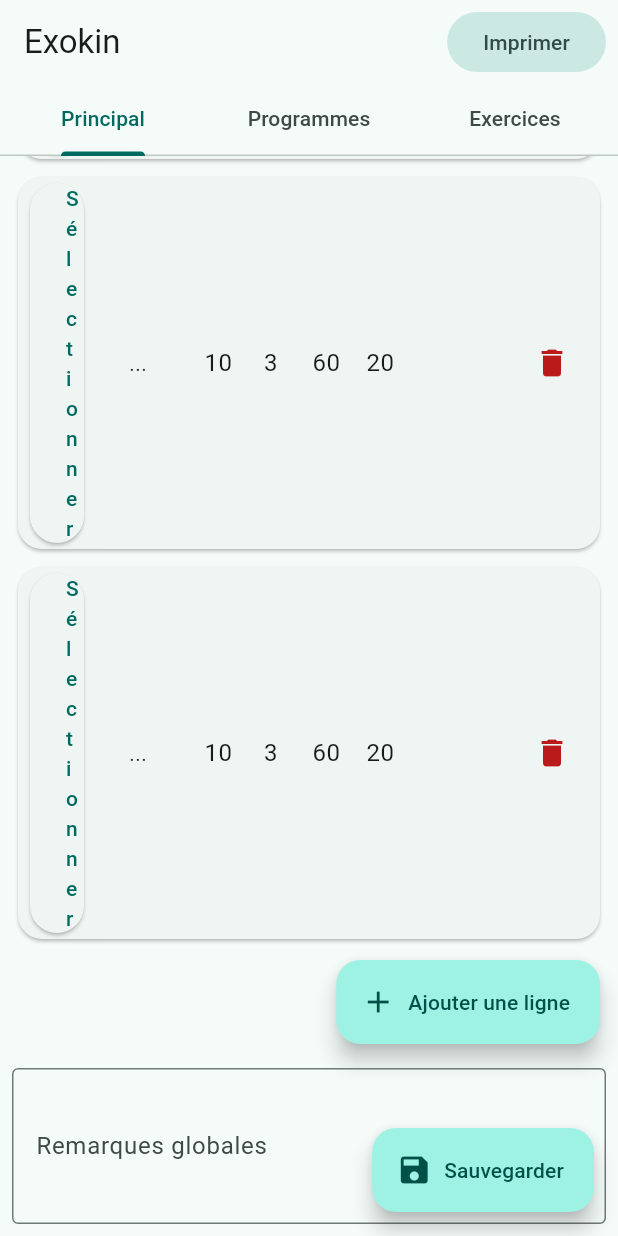
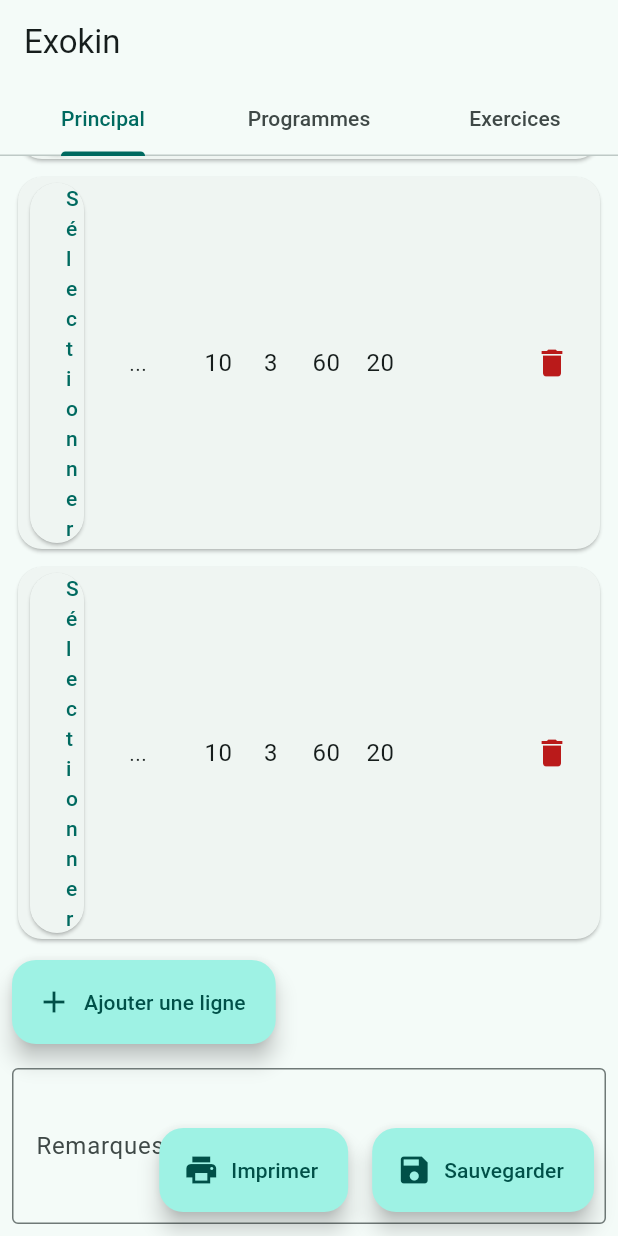
Before and after one commit to nemolivier/exokine, a Flutter app: the screen it shows after launch, scrolled down 336 dp, on a phone screen of 412 x 824 dp. Run offline on Flutter 3.47's test engine with Material 3 defaults, Android fonts, the phone set to English and light mode, and no system bars; our stand-ins replace pdf, printing; network calls fail.

Commit message:
on descend le bouton imprimer

```diff
--- a/lib/screens/main/principal_view.dart
+++ b/lib/screens/main/principal_view.dart
@@ -241,7 +241,7 @@ class _PrincipalViewState extends State<PrincipalView> {
               Padding(
                 padding: const EdgeInsets.only(top: 8.0, right: 4.0),
                 child: Row(
-                  mainAxisAlignment: MainAxisAlignment.end,
+                  mainAxisAlignment: MainAxisAlignment.start,
                   children: [
                     FloatingActionButton.extended(
                       heroTag: 'add_exercise_row',
--- a/lib/screens/main_screen.dart
+++ b/lib/screens/main_screen.dart
@@ -91,13 +91,6 @@ class _MainScreenState extends State<MainScreen> with SingleTickerProviderStateM
         ),
         actions: [
           _buildViewSwitcherButton(),
-          Padding(
-            padding: const EdgeInsets.only(right: 8.0),
-            child: FilledButton.tonal(
-              onPressed: () => _showPrintDialog(),
-              child: const Text('Imprimer'),
-            ),
-          ),
         ],
       ),
       body: TabBarView(
@@ -202,11 +195,23 @@ class _MainScreenState extends State<MainScreen> with SingleTickerProviderStateM
   Widget? _buildFloatingActionButton() {
     switch (_tabController.index) {
       case 0: // Principal
-        return FloatingActionButton.extended(
-          heroTag: 'save_protocol',
-          onPressed: _saveProtocol,
-          label: const Text('Sauvegarder'),
-          icon: const Icon(Icons.save),
+        return Row(
+          mainAxisAlignment: MainAxisAlignment.end,
+          children: [
+            FloatingActionButton.extended(
+              heroTag: 'print_protocol',
+              onPressed: _showPrintDialog,
+              label: const Text('Imprimer'),
+              icon: const Icon(Icons.print),
+            ),
+            const SizedBox(width: 16),
+            FloatingActionButton.extended(
+              heroTag: 'save_protocol',
+              onPressed: _saveProtocol,
+              label: const Text('Sauvegarder'),
+              icon: const Icon(Icons.save),
+            ),
+          ],
         );
       case 2: // Exercices
         return FloatingActionButton(
```
Also changed, not shown: 1 other file.
